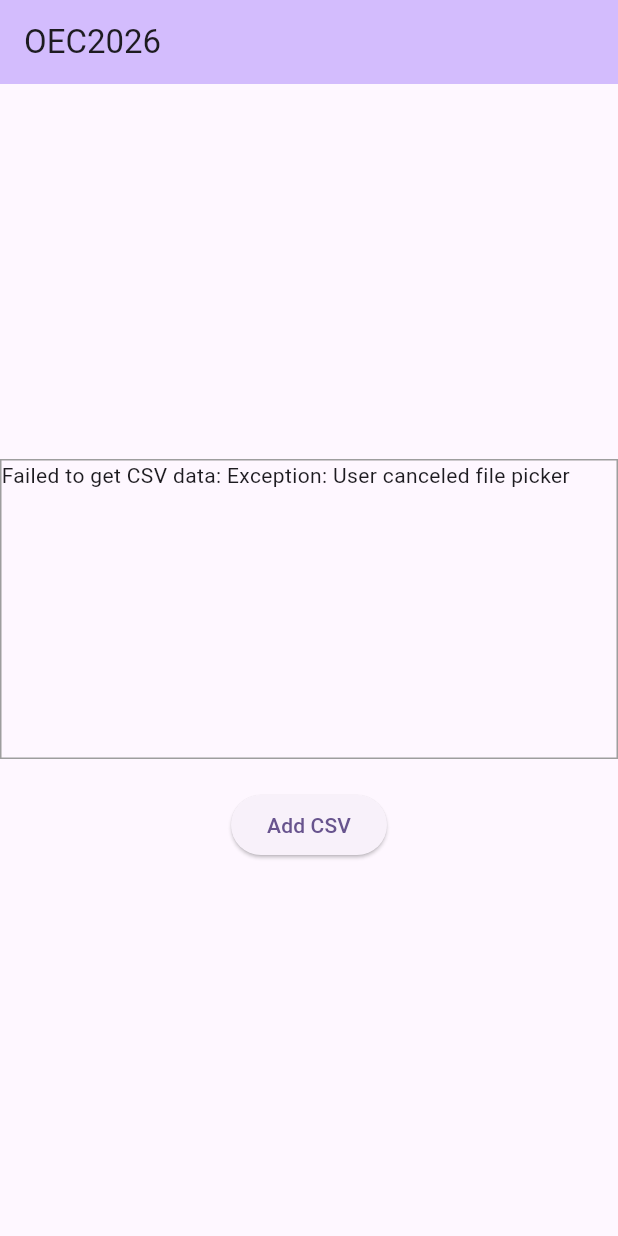
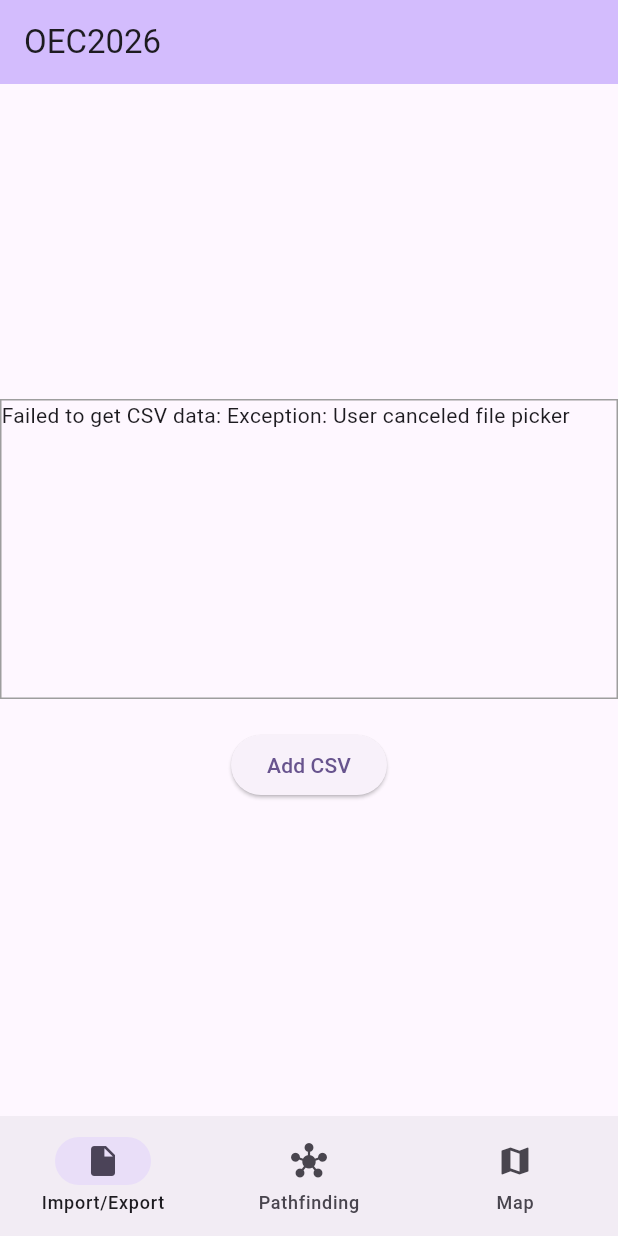
Before and after one commit to pathinvyas/OEC2026-Practice, a Flutter app: the screen it shows after launch, after a tap on "Add CSV", on a phone screen of 412 x 824 dp. Run offline on Flutter 3.47's test engine with Material 3 defaults, Android fonts, the light colour scheme and no system bars; our stand-ins replace file_picker.

Commit message:
App layout and cleaned up project

```diff
--- /dev/null
+++ b/lib/logic/csv_logic.dart
@@ -0,0 +1,29 @@
+import 'dart:io';
+
+import 'package:oec2026/logic/models/node.dart';
+
+Future<Map<int, Node>> parseRecycleDataFromPath(String path) async {
+  File file = File(path);
+  List<String> lines = await file.readAsLines();
+
+  Map<int, Node> nodes = {};
+
+  for (String line in lines) {
+    List<String> split = line.split(",");
+
+    int nodeID = int.parse(split[0]);
+
+    Node node = Node(
+      nodeID: nodeID,
+      latitude: int.parse(split[1]),
+      longitude: int.parse(split[2]),
+      nodeType: NodeType.values.byName(split[3]),
+      plasticAmount: int.parse(split[4]),
+      risk: double.parse(split[5]),
+    );
+
+    nodes[nodeID] = node;
+  }
+
+  return nodes;
+}
--- a/lib/background/background_response.dart
+++ b/lib/logic/models/background_response.dart
@@ -1,4 +1,4 @@
-import 'package:oec2026/utils/pathfinding_utils.dart';
+import 'package:oec2026/logic/models/node.dart';
 
 class BackgroundResponse {
   final String? error;
--- a/lib/utils/pathfinding_utils.dart
+++ b/lib/logic/models/node.dart
@@ -1,5 +1,3 @@
-import 'dart:io';
-
 enum NodeType {
   waste,
   local_sorting_facility, // ignore: constant_identifier_names
@@ -29,29 +27,3 @@ class Node {
     return "Node(nodeID: $nodeID, latitude: $latitude, longitude: $longitude, nodeType: $nodeType, plasticAmount: $plasticAmount, risk: $risk)";
   }
 }
-
-Future<Map<int, Node>> parseRecycleDataFromPath(String path) async {
-  File file = File(path);
-  List<String> lines = await file.readAsLines();
-
-  Map<int, Node> nodes = {};
-
-  for (String line in lines) {
-    List<String> split = line.split(",");
-
-    int nodeID = int.parse(split[0]);
-
-    Node node = Node(
-      nodeID: nodeID,
-      latitude: int.parse(split[1]),
-      longitude: int.parse(split[2]),
-      nodeType: NodeType.values.byName(split[3]),
-      plasticAmount: int.parse(split[4]),
-      risk: double.parse(split[5]),
-    );
-
-    nodes[nodeID] = node;
-  }
-
-  return nodes;
-}
--- a/lib/main.dart
+++ b/lib/main.dart
@@ -1,9 +1,6 @@
-import 'dart:io';
-
-import 'package:file_picker/file_picker.dart';
 import 'package:flutter/material.dart';
-import 'package:oec2026/background/background_manager.dart';
-import 'package:oec2026/utils/pathfinding_utils.dart';
+import 'package:oec2026/logic/background/background_manager.dart';
+import 'package:oec2026/ui/screens/app_scaffold.dart';
 
 void main() async {
   WidgetsFlutterBinding.ensureInitialized(); // Needed when main is async
@@ -21,78 +18,7 @@ class MyApp extends StatelessWidget {
     return MaterialApp(
       title: 'OEC2026',
       theme: ThemeData(colorScheme: .fromSeed(seedColor: Colors.deepPurple)),
-      home: const MyHomePage(title: 'OEC2026'),
+      home: const AppScaffold(),
     );
   }
 }
-
-class MyHomePage extends StatefulWidget {
-  const MyHomePage({super.key, required this.title});
-
-  final String title;
-
-  @override
-  State<MyHomePage> createState() => _MyHomePageState();
-}
-
-class _MyHomePageState extends State<MyHomePage> {
-  String _csvInfo = "";
-
-  void _loadCSV() async {
-    FilePickerResult? result = await FilePicker.platform.pickFiles(
-      type: FileType.custom,
-      allowedExtensions: ["csv"],
-    );
-
-    try {
-      if (result == null) throw Exception("User canceled file picker");
-
-      final path = result.files.single.path;
-
-      if (path == null) throw Exception("Path is null");
-
-      await BackgroundManager().loadCSV(path);
-
-      setState(() {
-        _csvInfo = "Loaded: ${BackgroundManager().nodes!.length} nodes";
-      });
-    } catch (e) {
-      setState(() {
-        _csvInfo = "Failed to get CSV data: $e";
-      });
-    }
-  }
-
-  @override
-  Widget build(BuildContext context) {
-    return Scaffold(
-      appBar: AppBar(
-        backgroundColor: Theme.of(context).colorScheme.inversePrimary,
-        title: Text(widget.title),
-      ),
-      body: Center(
-        child: Column(
-          mainAxisAlignment: .center,
-          children: [
-            Container(
-              height: 200,
-              width: 500,
-              decoration: BoxDecoration(border: Border.all(color: Colors.grey)),
-              child: SingleChildScrollView(
-                scrollDirection: Axis.vertical,
-                child: SingleChildScrollView(
-                  scrollDirection: Axis.horizontal,
-                  child: SelectableText(_csvInfo),
-                ),
-              ),
-            ),
-
-            SizedBox(height: 20),
-
-            ElevatedButton(onPressed: _loadCSV, child: Text("Add CSV")),
-          ],
-        ),
-      ),
-    );
-  }
-}
--- /dev/null
+++ b/lib/ui/common/output_console.dart
@@ -0,0 +1,30 @@
+import 'package:flutter/material.dart';
+
+class OutputConsole extends StatelessWidget {
+  final String text;
+  final double height;
+  final double width;
+
+  const OutputConsole({
+    super.key,
+    required this.text,
+    this.height = 200.0,
+    this.width = 500.0,
+  });
+
+  @override
+  Widget build(BuildContext context) {
+    return Container(
+      height: 200,
+      width: 500,
+      decoration: BoxDecoration(border: Border.all(color: Colors.grey)),
+      child: SingleChildScrollView(
+        scrollDirection: Axis.vertical,
+        child: SingleChildScrollView(
+          scrollDirection: Axis.horizontal,
+          child: SelectableText(text),
+        ),
+      ),
+    );
+  }
+}
--- /dev/null
+++ b/lib/ui/screens/app_scaffold.dart
@@ -0,0 +1,49 @@
+import 'package:flutter/material.dart';
+
+import 'package:oec2026/ui/screens/csv_screen.dart';
+import 'package:oec2026/ui/screens/map_screen.dart';
+import 'package:oec2026/ui/screens/pathfinding_screen.dart';
+
+class AppScaffold extends StatefulWidget {
+  const AppScaffold({super.key});
+
+  @override
+  State<AppScaffold> createState() => _AppScaffoldState();
+}
+
+class _AppScaffoldState extends State<AppScaffold> {
+  int _selectedIndex = 0;
+
+  final List<Widget> _pages = [
+    const CSVScreen(),
+    const PathfindingScreen(),
+    const MapScreen(),
+  ];
+
+  @override
+  Widget build(BuildContext context) {
+    return Scaffold(
+      appBar: AppBar(
+        backgroundColor: Theme.of(context).colorScheme.inversePrimary,
+        title: Text("OEC2026"),
+      ),
+      body: IndexedStack(index: _selectedIndex, children: _pages),
+      bottomNavigationBar: NavigationBar(
+        selectedIndex: _selectedIndex,
+        onDestinationSelected: (int index) {
+          setState(() {
+            _selectedIndex = index;
+          });
+        },
+        destinations: const [
+          NavigationDestination(
+            icon: Icon(Icons.insert_drive_file),
+            label: "Import/Export",
+          ),
+          NavigationDestination(icon: Icon(Icons.hub), label: "Pathfinding"),
+          NavigationDestination(icon: Icon(Icons.map), label: "Map"),
+        ],
+      ),
+    );
+  }
+}
--- /dev/null
+++ b/lib/ui/screens/csv_screen.dart
@@ -0,0 +1,57 @@
+import 'package:flutter/material.dart';
+
+import 'package:file_picker/file_picker.dart';
+import 'package:oec2026/logic/background/background_manager.dart';
+import 'package:oec2026/ui/common/output_console.dart';
+
+class CSVScreen extends StatefulWidget {
+  const CSVScreen({super.key});
+
+  @override
+  State<CSVScreen> createState() => _CSVScreenState();
+}
+
+class _CSVScreenState extends State<CSVScreen> {
+  String _csvInfo = "";
+
+  void _loadCSV() async {
+    FilePickerResult? result = await FilePicker.platform.pickFiles(
+      type: FileType.custom,
+      allowedExtensions: ["csv"],
+    );
+
+    try {
+      if (result == null) throw Exception("User canceled file picker");
+
+      final path = result.files.single.path;
+
+      if (path == null) throw Exception("Path is null");
+
+      await BackgroundManager().loadCSV(path);
+
+      setState(() {
+        _csvInfo = "Loaded: ${BackgroundManager().nodes!.length} nodes";
+      });
+    } catch (e) {
+      setState(() {
+        _csvInfo = "Failed to get CSV data: $e";
+      });
+    }
+  }
+
+  @override
+  Widget build(BuildContext context) {
+    return Center(
+      child: Column(
+        mainAxisAlignment: .center,
+        children: [
+          OutputConsole(text: _csvInfo),
+
+          SizedBox(height: 20),
+
+          ElevatedButton(onPressed: _loadCSV, child: Text("Add CSV")),
+        ],
+      ),
+    );
+  }
+}
--- /dev/null
+++ b/lib/ui/screens/map_screen.dart
@@ -0,0 +1,15 @@
+import 'package:flutter/material.dart';
+
+class MapScreen extends StatefulWidget {
+  const MapScreen({super.key});
+
+  @override
+  State<MapScreen> createState() => _MapScreenState();
+}
+
+class _MapScreenState extends State<MapScreen> {
+  @override
+  Widget build(BuildContext context) {
+    return const Placeholder();
+  }
+}
--- /dev/null
+++ b/lib/ui/screens/pathfinding_screen.dart
@@ -0,0 +1,15 @@
+import 'package:flutter/material.dart';
+
+class PathfindingScreen extends StatefulWidget {
+  const PathfindingScreen({super.key});
+
+  @override
+  State<PathfindingScreen> createState() => _PathfindingScreenState();
+}
+
+class _PathfindingScreenState extends State<PathfindingScreen> {
+  @override
+  Widget build(BuildContext context) {
+    return const Placeholder();
+  }
+}
```
Also changed, not shown: lib/logic/background/background_isolate.dart (renamed from lib/background/background_isolate.dart, +4 -3 lines), lib/logic/background/background_manager.dart (renamed from lib/background/background_manager.dart, +4 -4 lines), lib/logic/models/background_command.dart (renamed from lib/background/background_command.dart).
